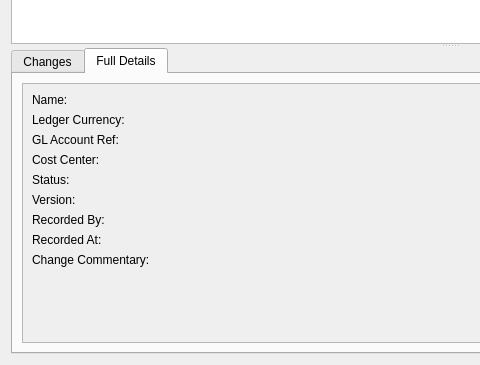
First picture: the form in projects/ores.qt/ui/BookHistoryDialog.ui, repository OreStudio/OreStudio, before the edit; both pictures show x 0 to 480 and y 235 to 600 of the 900 by 600 pixel window.
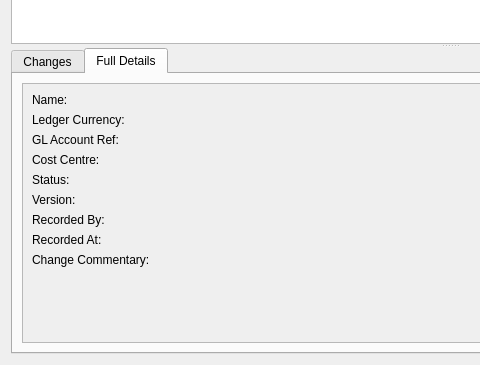
Second picture: the form after the edit. The open tabs and pages were chosen to show the change.

What changed in the file:
```diff
--- a/projects/ores.qt/ui/BookHistoryDialog.ui
+++ b/projects/ores.qt/ui/BookHistoryDialog.ui
@@ -194,7 +194,7 @@
                <item row="3" column="0">
                 <widget class="QLabel" name="costCenterValueLabel">
                  <property name="text">
-                  <string>Cost Center:</string>
+                  <string>Cost Centre:</string>
                  </property>
                 </widget>
                </item>
```
